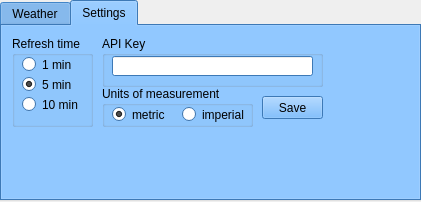
Old version of the form WeatherAppGui.ui in the repository pabsoon/python-with-OWM-API.
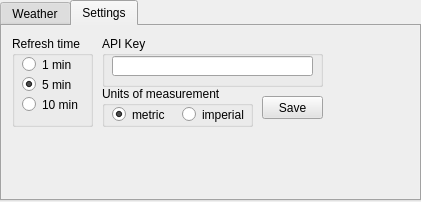
New version of the form. The open tabs and pages were chosen to show the change.

What changed in the file:
```diff
--- a/WeatherAppGui.ui
+++ b/WeatherAppGui.ui
@@ -71,17 +71,17 @@
        <colorrole role="Button">
         <brush brushstyle="SolidPattern">
          <color alpha="255">
-          <red>85</red>
-          <green>170</green>
-          <blue>255</blue>
+          <red>227</red>
+          <green>227</green>
+          <blue>227</blue>
          </color>
         </brush>
        </colorrole>
        <colorrole role="Light">
         <brush brushstyle="SolidPattern">
          <color alpha="255">
-          <red>212</red>
-          <green>234</green>
+          <red>255</red>
+          <green>255</green>
           <blue>255</blue>
          </color>
         </brush>
@@ -89,27 +89,27 @@
        <colorrole role="Midlight">
         <brush brushstyle="SolidPattern">
          <color alpha="255">
-          <red>148</red>
-          <green>202</green>
-          <blue>255</blue>
+          <red>241</red>
+          <green>241</green>
+          <blue>241</blue>
          </color>
         </brush>
        </colorrole>
        <colorrole role="Dark">
         <brush brushstyle="SolidPattern">
          <color alpha="255">
-          <red>42</red>
-          <green>85</green>
-          <blue>127</blue>
-         </color>
-        </brush>
-       </colorrole>
-       <colorrole role="Mid">
-        <brush brushstyle="SolidPattern">
-         <color alpha="255">
-          <red>57</red>
+          <red>113</red>
           <green>113</green>
-          <blue>170</blue>
+          <blue>113</blue>
+         </color>
+        </brush>
+       </colorrole>
+       <colorrole role="Mid">
+        <brush brushstyle="SolidPattern">
+         <color alpha="255">
+          <red>151</red>
+          <green>151</green>
+          <blue>151</blue>
          </color>
         </brush>
        </colorrole>
@@ -152,9 +152,9 @@
        <colorrole role="Window">
         <brush brushstyle="SolidPattern">
          <color alpha="255">
-          <red>85</red>
-          <green>170</green>
-          <blue>255</blue>
+          <red>227</red>
+          <green>227</green>
+          <blue>227</blue>
          </color>
         </brush>
        </colorrole>
@@ -170,9 +170,9 @@
        <colorrole role="AlternateBase">
         <brush brushstyle="SolidPattern">
          <color alpha="255">
-          <red>170</red>
-          <green>212</green>
-          <blue>255</blue>
+          <red>241</red>
+          <green>241</green>
+          <blue>241</blue>
          </color>
         </brush>
        </colorrole>
@@ -217,17 +217,17 @@
        <colorrole role="Button">
         <brush brushstyle="SolidPattern">
          <color alpha="255">
-          <red>85</red>
-          <green>170</green>
-          <blue>255</blue>
+          <red>227</red>
+          <green>227</green>
+          <blue>227</blue>
          </color>
         </brush>
        </colorrole>
        <colorrole role="Light">
         <brush brushstyle="SolidPattern">
          <color alpha="255">
-          <red>212</red>
-          <green>234</green>
+          <red>255</red>
+          <green>255</green>
           <blue>255</blue>
          </color>
         </brush>
@@ -235,27 +235,27 @@
        <colorrole role="Midlight">
         <brush brushstyle="SolidPattern">
          <color alpha="255">
-          <red>148</red>
-          <green>202</green>
-          <blue>255</blue>
+          <red>241</red>
+          <green>241</green>
+          <blue>241</blue>
          </color>
         </brush>
        </colorrole>
        <colorrole role="Dark">
         <brush brushstyle="SolidPattern">
          <color alpha="255">
-          <red>42</red>
-          <green>85</green>
-          <blue>127</blue>
-         </color>
-        </brush>
-       </colorrole>
-       <colorrole role="Mid">
-        <brush brushstyle="SolidPattern">
-         <color alpha="255">
-          <red>57</red>
+          <red>113</red>
           <green>113</green>
-          <blue>170</blue>
+          <blue>113</blue>
+         </color>
+        </brush>
+       </colorrole>
+       <colorrole role="Mid">
+        <brush brushstyle="SolidPattern">
+         <color alpha="255">
+          <red>151</red>
+          <green>151</green>
+          <blue>151</blue>
          </color>
         </brush>
        </colorrole>
@@ -298,9 +298,9 @@
        <colorrole role="Window">
         <brush brushstyle="SolidPattern">
          <color alpha="255">
-          <red>85</red>
-          <green>170</green>
-          <blue>255</blue>
+          <red>227</red>
+          <green>227</green>
+          <blue>227</blue>
          </color>
         </brush>
        </colorrole>
@@ -316,9 +316,9 @@
        <colorrole role="AlternateBase">
         <brush brushstyle="SolidPattern">
          <color alpha="255">
-          <red>170</red>
-          <green>212</green>
-          <blue>255</blue>
+          <red>241</red>
+          <green>241</green>
+          <blue>241</blue>
          </color>
         </brush>
        </colorrole>
@@ -354,26 +354,26 @@
        <colorrole role="WindowText">
         <brush brushstyle="SolidPattern">
          <color alpha="255">
-          <red>42</red>
-          <green>85</green>
-          <blue>127</blue>
+          <red>113</red>
+          <green>113</green>
+          <blue>113</blue>
          </color>
         </brush>
        </colorrole>
        <colorrole role="Button">
         <brush brushstyle="SolidPattern">
          <color alpha="255">
-          <red>85</red>
-          <green>170</green>
-          <blue>255</blue>
+          <red>227</red>
+          <green>227</green>
+          <blue>227</blue>
          </color>
         </brush>
        </colorrole>
        <colorrole role="Light">
         <brush brushstyle="SolidPattern">
          <color alpha="255">
-          <red>212</red>
-          <green>234</green>
+          <red>255</red>
+          <green>255</green>
           <blue>255</blue>
          </color>
         </brush>
@@ -381,36 +381,36 @@
        <colorrole role="Midlight">
         <brush brushstyle="SolidPattern">
          <color alpha="255">
-          <red>148</red>
-          <green>202</green>
-          <blue>255</blue>
+          <red>241</red>
+          <green>241</green>
+          <blue>241</blue>
          </color>
         </brush>
        </colorrole>
        <colorrole role="Dark">
         <brush brushstyle="SolidPattern">
          <color alpha="255">
-          <red>42</red>
-          <green>85</green>
-          <blue>127</blue>
+          <red>113</red>
+          <green>113</green>
+          <blue>113</blue>
          </color>
         </brush>
        </colorrole>
        <colorrole role="Mid">
         <brush brushstyle="SolidPattern">
          <color alpha="255">
-          <red>57</red>
-          <green>113</green>
-          <blue>170</blue>
+          <red>151</red>
+          <green>151</green>
+          <blue>151</blue>
          </color>
         </brush>
        </colorrole>
        <colorrole role="Text">
         <brush brushstyle="SolidPattern">
          <color alpha="255">
-          <red>42</red>
-          <green>85</green>
-          <blue>127</blue>
+          <red>113</red>
+          <green>113</green>
+          <blue>113</blue>
          </color>
         </brush>
        </colorrole>
@@ -426,27 +426,27 @@
        <colorrole role="ButtonText">
         <brush brushstyle="SolidPattern">
          <color alpha="255">
-          <red>42</red>
-          <green>85</green>
-          <blue>127</blue>
+          <red>113</red>
+          <green>113</green>
+          <blue>113</blue>
          </color>
         </brush>
        </colorrole>
        <colorrole role="Base">
         <brush brushstyle="SolidPattern">
          <color alpha="255">
-          <red>85</red>
-          <green>170</green>
-          <blue>255</blue>
+          <red>227</red>
+          <green>227</green>
+          <blue>227</blue>
          </color>
         </brush>
        </colorrole>
        <colorrole role="Window">
         <brush brushstyle="SolidPattern">
          <color alpha="255">
-          <red>85</red>
-          <green>170</green>
-          <blue>255</blue>
+          <red>227</red>
+          <green>227</green>
+          <blue>227</blue>
          </color>
         </brush>
        </colorrole>
@@ -462,9 +462,9 @@
        <colorrole role="AlternateBase">
         <brush brushstyle="SolidPattern">
          <color alpha="255">
-          <red>85</red>
-          <green>170</green>
-          <blue>255</blue>
+          <red>227</red>
+          <green>227</green>
+          <blue>227</blue>
          </color>
         </brush>
        </colorrole>
```
Left out of the diff: 16 changed lines with no effect on the pictures.
